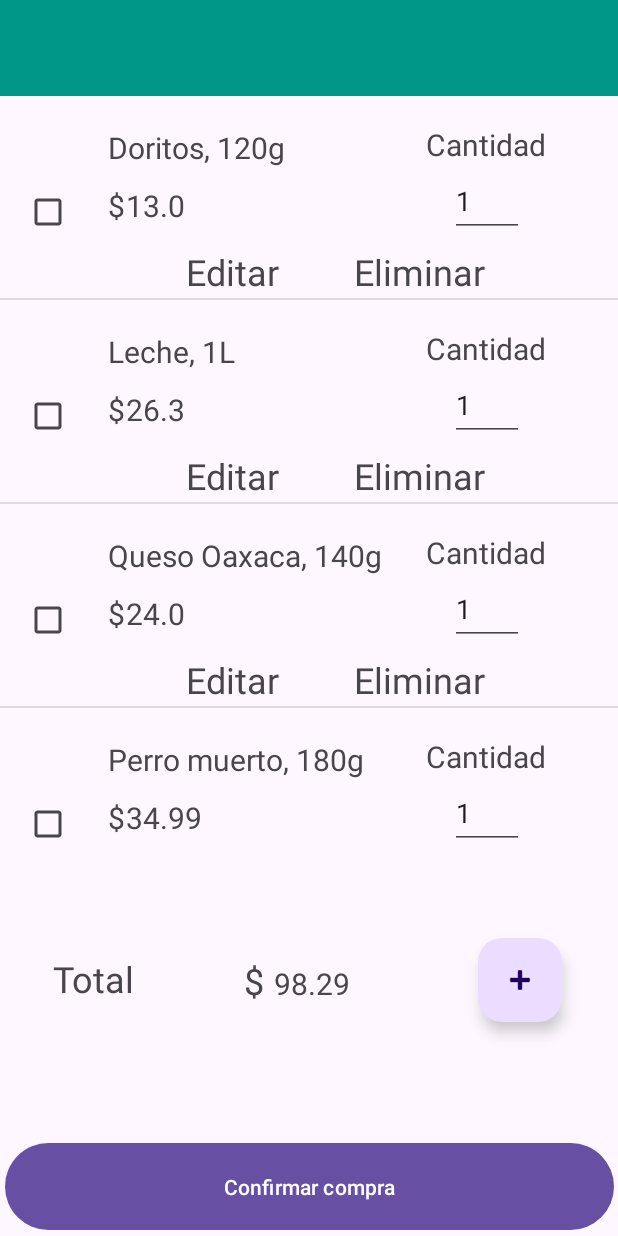
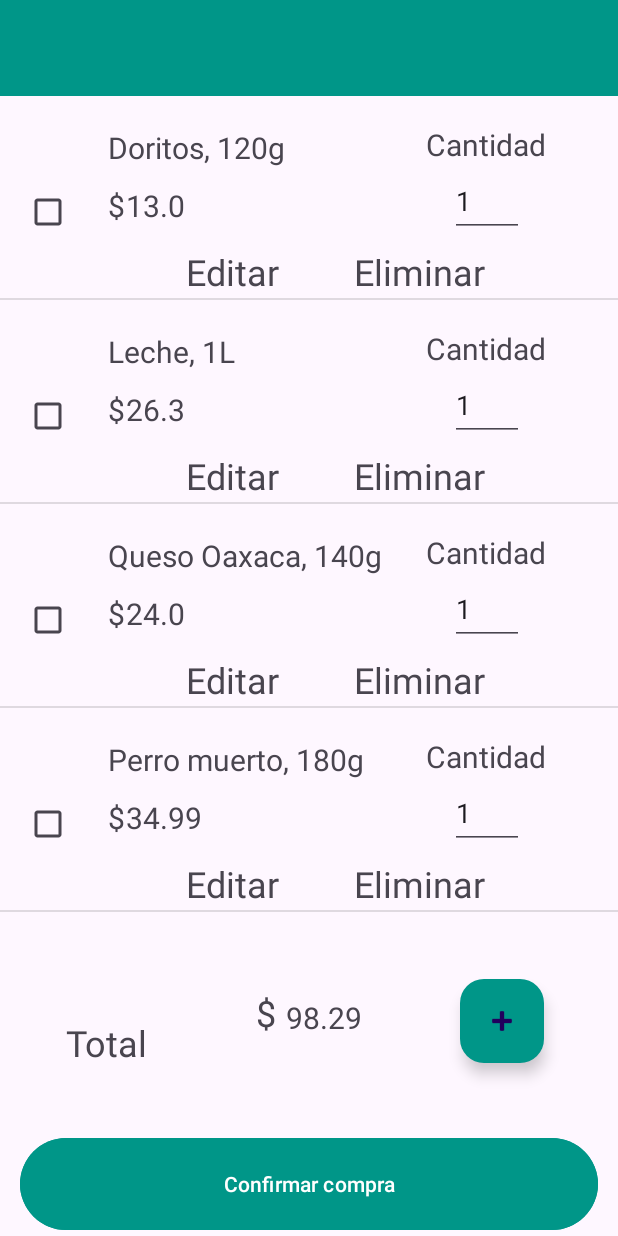
Before and after one commit to UlisesRS1/AppShopList, an Android app: the screen it shows after launch (MainActivity), on a phone screen of 412 x 824 dp. Run offline under Robolectric (Android 15) with nearby library versions, the phone set to English and light mode, and no system bars.

Commit message:
agregacion de diseño estetico

```diff
--- a/app/src/main/res/layout/activity_main.xml
+++ b/app/src/main/res/layout/activity_main.xml
@@ -5,6 +5,7 @@
     android:id="@+id/main"
     android:layout_width="match_parent"
     android:layout_height="match_parent"
+    android:backgroundTintMode="add"
     tools:context=".MainActivity">
 
     <LinearLayout
@@ -25,7 +26,7 @@
         <ListView
             android:id="@+id/ltvListaDeProductos"
             android:layout_width="match_parent"
-            android:layout_height="505dp"
+            android:layout_height="573dp"
             tools:layout_editor_absoluteX="0dp"
             tools:layout_editor_absoluteY="64dp" />
 
@@ -37,40 +38,40 @@
                 android:id="@+id/txtValor"
                 android:layout_width="51dp"
                 android:layout_height="27dp"
-                android:layout_marginStart="64dp"
+                android:layout_marginStart="72dp"
                 android:text="0.00"
                 android:textSize="20sp"
                 app:layout_constraintBottom_toTopOf="@+id/guideline13"
                 app:layout_constraintStart_toStartOf="@+id/guideline15"
                 app:layout_constraintTop_toTopOf="@+id/guideline14"
-                app:layout_constraintVertical_bias="0.428" />
+                app:layout_constraintVertical_bias="0.917" />
 
             <TextView
                 android:id="@+id/textView11"
                 android:layout_width="wrap_content"
                 android:layout_height="wrap_content"
-                android:layout_marginStart="44dp"
+                android:layout_marginStart="52dp"
                 android:layout_marginTop="28dp"
                 android:text="$"
                 android:textSize="24sp"
                 app:layout_constraintBottom_toTopOf="@+id/guideline13"
                 app:layout_constraintStart_toStartOf="@+id/guideline15"
                 app:layout_constraintTop_toTopOf="@+id/guideline14"
-                app:layout_constraintVertical_bias="0.0" />
+                app:layout_constraintVertical_bias="0.901" />
 
             <androidx.constraintlayout.widget.Guideline
                 android:id="@+id/guideline13"
                 android:layout_width="wrap_content"
                 android:layout_height="wrap_content"
                 android:orientation="horizontal"
-                app:layout_constraintGuide_begin="144dp" />
+                app:layout_constraintGuide_begin="74dp" />
 
             <androidx.constraintlayout.widget.Guideline
                 android:id="@+id/guideline14"
                 android:layout_width="wrap_content"
                 android:layout_height="wrap_content"
                 android:orientation="horizontal"
-                app:layout_constraintGuide_begin="40dp" />
+                app:layout_constraintGuide_begin="-4dp" />
 
             <androidx.constraintlayout.widget.Guideline
                 android:id="@+id/guideline15"
@@ -83,67 +84,43 @@
                 android:id="@+id/fbtnAgregarProducto"
                 android:layout_width="wrap_content"
                 android:layout_height="wrap_content"
-                android:layout_marginStart="200dp"
+                android:layout_marginStart="188dp"
                 android:layout_marginTop="12dp"
+                android:background="#64FFDA"
                 android:clickable="true"
                 android:contentDescription="@string/app_name"
+                android:tint="@color/white"
+                app:backgroundTint="#009688"
                 app:layout_constraintBottom_toTopOf="@+id/guideline13"
                 app:layout_constraintStart_toStartOf="@+id/guideline15"
                 app:layout_constraintTop_toTopOf="@+id/guideline14"
-                app:layout_constraintVertical_bias="0.111"
+                app:layout_constraintVertical_bias="0.987"
                 app:srcCompat="@android:drawable/ic_input_add" />
+
+            <Button
+                android:id="@+id/btnConfirmarCompra"
+                android:layout_width="385dp"
+                android:layout_height="69dp"
+                android:backgroundTint="#009688"
+                android:text="Confirmar compra"
+                android:textColorLink="#009688"
+                app:layout_constraintBottom_toBottomOf="parent"
+                app:layout_constraintEnd_toEndOf="parent"
+                app:layout_constraintStart_toStartOf="parent" />
+
+            <TextView
+                android:id="@+id/textView10"
+                android:layout_width="wrap_content"
+                android:layout_height="wrap_content"
+                android:layout_marginEnd="20dp"
+                android:text="Total"
+                android:textSize="24sp"
+                app:layout_constraintBottom_toBottomOf="parent"
+                app:layout_constraintEnd_toStartOf="@+id/guideline15"
+                app:layout_constraintTop_toTopOf="parent"
+                app:layout_constraintVertical_bias="0.267" />
         </androidx.constraintlayout.widget.ConstraintLayout>
 
     </LinearLayout>
 
-    <TextView
-        android:id="@+id/textView10"
-        android:layout_width="wrap_content"
-        android:layout_height="wrap_content"
-        android:layout_marginEnd="28dp"
-        android:text="Total"
-        android:textSize="24sp"
-        app:layout_constraintBottom_toTopOf="@+id/guideline3"
-        app:layout_constraintEnd_toStartOf="@+id/guideline6"
-        app:layout_constraintTop_toTopOf="@+id/guideline2"
-        app:layout_constraintVertical_bias="0.512" />
-
-    <androidx.constraintlayout.widget.Guideline
-        android:id="@+id/guideline2"
-        android:layout_width="wrap_content"
-        android:layout_height="wrap_content"
-        android:orientation="horizontal"
-        app:layout_constraintGuide_begin="624dp" />
-
-    <androidx.constraintlayout.widget.Guideline
-        android:id="@+id/guideline3"
-        android:layout_width="wrap_content"
-        android:layout_height="wrap_content"
-        android:orientation="horizontal"
-        app:layout_constraintGuide_begin="681dp" />
-
-    <androidx.constraintlayout.widget.Guideline
-        android:id="@+id/guideline6"
-        android:layout_width="wrap_content"
-        android:layout_height="wrap_content"
-        android:orientation="vertical"
-        app:layout_constraintGuide_begin="118dp" />
-
-    <androidx.constraintlayout.widget.Guideline
-        android:id="@+id/guideline8"
-        android:layout_width="wrap_content"
-        android:layout_height="wrap_content"
-        android:orientation="vertical"
-        app:layout_constraintGuide_begin="297dp" />
-
-    <Button
-        android:id="@+id/btnConfirmarCompra"
-        android:layout_width="406dp"
-        android:layout_height="66dp"
-        android:text="Confirmar compra"
-        android:textColorLink="#009688"
-        app:layout_constraintBottom_toBottomOf="parent"
-        app:layout_constraintEnd_toEndOf="parent"
-        app:layout_constraintStart_toStartOf="parent" />
-
 </androidx.constraintlayout.widget.ConstraintLayout>
```
